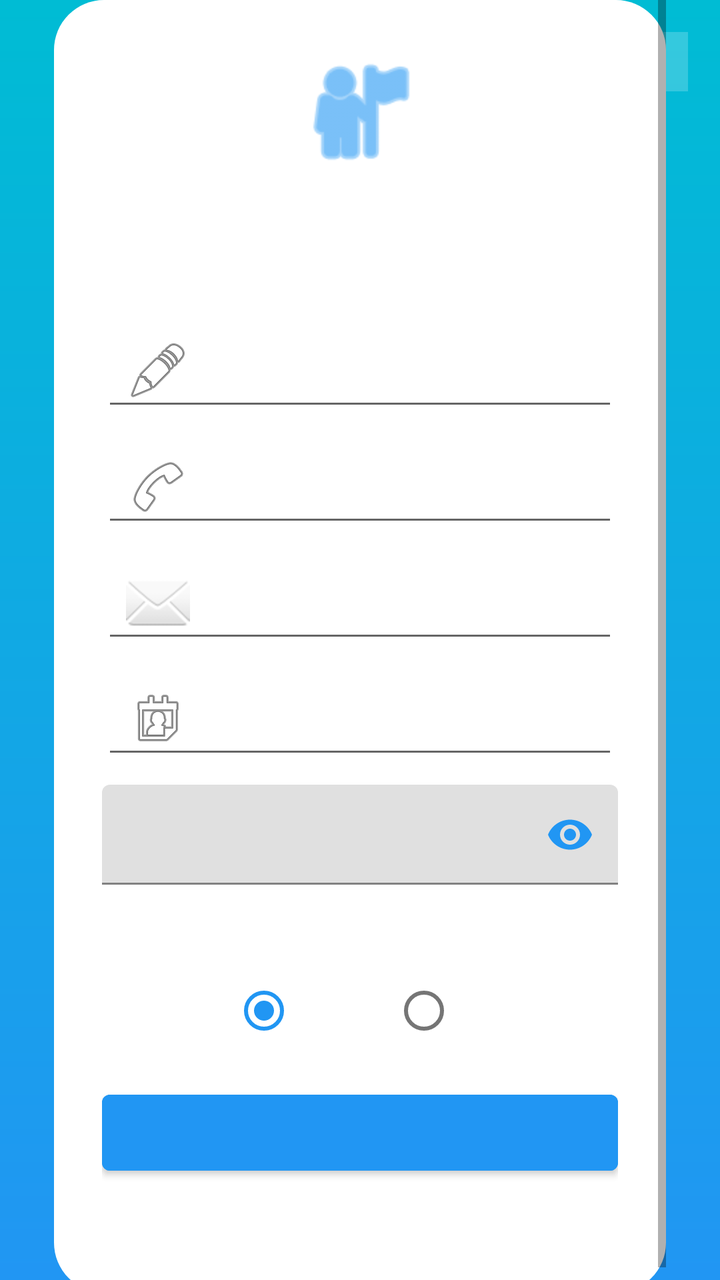
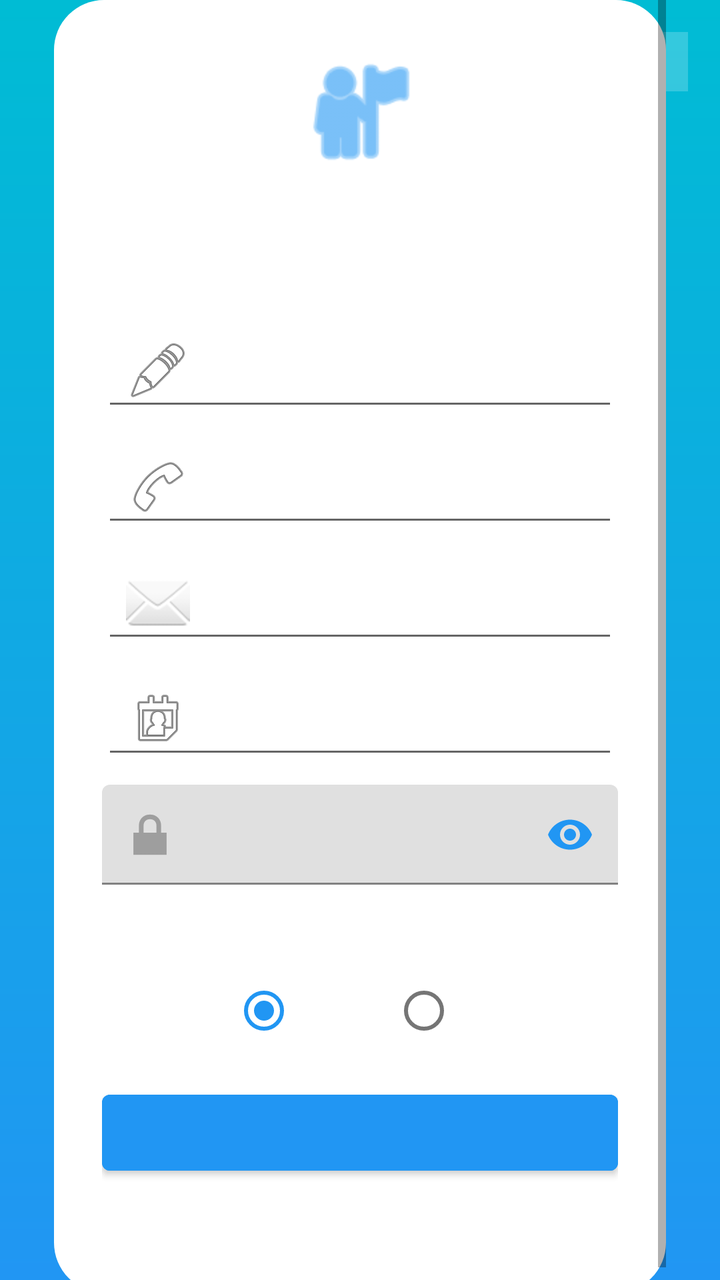

Compare the two renders of this Android layout. The source of the first and the diff that turns it into the second are given below.
<!-- AndroidManifest.xml: application theme Theme.TownCrierBD -->
<!-- res/layout/activity_signup.xml -->
<?xml version="1.0" encoding="utf-8"?>
<androidx.constraintlayout.widget.ConstraintLayout
    xmlns:android="http://schemas.android.com/apk/res/android"
    xmlns:app="http://schemas.android.com/apk/res-auto"
    android:layout_width="match_parent"
    android:layout_height="match_parent"
    android:background="@drawable/bg_gradient">

    
    <TextView
        android:id="@+id/tvLangToggle"
        android:layout_width="wrap_content"
        android:layout_height="wrap_content"
        android:textColor="#FFFFFF"
        android:textSize="13sp"
        android:textStyle="bold"
        android:background="#33FFFFFF"
        android:paddingStart="12dp"
        android:paddingEnd="12dp"
        android:paddingTop="6dp"
        android:paddingBottom="6dp"
        android:clickable="true"
        android:focusable="true"
        app:layout_constraintTop_toTopOf="parent"
        app:layout_constraintEnd_toEndOf="parent"
        android:layout_marginTop="16dp"
        android:layout_marginEnd="16dp"/>

    <ScrollView
        android:id="@+id/mainScroll"
        android:layout_width="0dp"
        android:layout_height="wrap_content"
        app:layout_constraintWidth_percent="0.85"
        app:layout_constraintTop_toTopOf="parent"
        app:layout_constraintBottom_toBottomOf="parent"
        app:layout_constraintStart_toStartOf="parent"
        app:layout_constraintEnd_toEndOf="parent">

        <LinearLayout
            android:layout_width="match_parent"
            android:layout_height="wrap_content"
            android:orientation="vertical"
            android:gravity="center"
            android:background="@drawable/bg_card"
            android:padding="24dp">

            <ImageView
                android:layout_width="64dp"
                android:layout_height="64dp"
                android:src="@android:drawable/ic_menu_myplaces"
                app:tint="@color/blue_start"
                android:contentDescription="@string/app_name" />

            
            <TextView
                android:id="@+id/tvAppName"
                android:layout_width="wrap_content"
                android:layout_height="wrap_content"
                android:textColor="@color/blue_start"
                android:textStyle="bold"
                android:textSize="22sp"
                android:layout_marginTop="8dp" />

            
            <TextView
                android:id="@+id/tvSubtitle"
                android:layout_width="wrap_content"
                android:layout_height="wrap_content"
                android:textColor="@color/hint_gray"
                android:layout_marginBottom="16dp" />

            

            <EditText
                android:id="@+id/etName"
                android:layout_width="match_parent"
                android:layout_height="50dp"
                android:drawableStart="@android:drawable/ic_menu_edit"
                android:inputType="textPersonName"
                android:padding="12dp"/>

            <EditText
                android:id="@+id/etPhone"
                android:layout_width="match_parent"
                android:layout_height="50dp"
                android:drawableStart="@android:drawable/ic_menu_call"
                android:inputType="phone"
                android:padding="12dp"
                android:layout_marginTop="8dp"/>

            <EditText
                android:id="@+id/etEmail"
                android:layout_width="match_parent"
                android:layout_height="50dp"
                android:drawableStart="@android:drawable/ic_dialog_email"
                android:inputType="textEmailAddress"
                android:padding="12dp"
                android:layout_marginTop="8dp"/>

            <EditText
                android:id="@+id/etDob"
                android:layout_width="match_parent"
                android:layout_height="50dp"
                android:drawableStart="@android:drawable/ic_menu_my_calendar"
                android:focusable="false"
                android:clickable="true"
                android:padding="12dp"
                android:layout_marginTop="8dp" />

            
            <com.google.android.material.textfield.TextInputLayout
                android:id="@+id/tilPassword"
                android:layout_width="match_parent"
                android:layout_height="wrap_content"
                app:endIconMode="password_toggle"
                app:endIconTint="@color/blue_start"
                android:layout_marginTop="8dp">

                <com.google.android.material.textfield.TextInputEditText
                    android:id="@+id/etPassword"
                    android:layout_width="match_parent"
                    android:layout_height="50dp"
                    android:inputType="textPassword"
                    android:padding="12dp"/>
            </com.google.android.material.textfield.TextInputLayout>

            
            <TextView
                android:id="@+id/tvIAm"
                android:layout_width="wrap_content"
                android:layout_height="wrap_content"
                android:textColor="@color/text_primary"
                android:layout_marginTop="16dp"/>

            <RadioGroup
                android:id="@+id/rgRole"
                android:layout_width="wrap_content"
                android:layout_height="wrap_content"
                android:orientation="horizontal"
                android:gravity="center"
                android:layout_marginTop="4dp">

                
                <RadioButton
                    android:id="@+id/rbGeneral"
                    android:layout_width="wrap_content"
                    android:layout_height="wrap_content"
                    android:checked="true"/>

                
                <RadioButton
                    android:id="@+id/rbAnnouncer"
                    android:layout_width="wrap_content"
                    android:layout_height="wrap_content"
                    android:layout_marginStart="32dp"/>
            </RadioGroup>

            
            <Button
                android:id="@+id/btnSignup"
                android:layout_width="match_parent"
                android:layout_height="50dp"
                android:textColor="@color/white"
                android:backgroundTint="@color/blue_start"
                android:layout_marginTop="12dp"/>

            
            <TextView
                android:id="@+id/tvGotoLogin"
                android:layout_width="wrap_content"
                android:layout_height="wrap_content"
                android:textColor="@color/hint_gray"
                android:layout_marginTop="12dp"/>
        </LinearLayout>
    </ScrollView>
</androidx.constraintlayout.widget.ConstraintLayout>
<!-- resources referenced by this layout -->
<resources>
  <color name="blue_start">#2196F3</color>
  <color name="hint_gray">#9E9E9E</color>
  <color name="text_primary">#0D47A1</color>
  <color name="white">#FFFFFF</color>
  <!-- drawable bg_card (drawable) -->
  <shape xmlns:android="http://schemas.android.com/apk/res/android">
      <solid android:color="@color/white"/>
      <corners android:radius="25dp"/>
      <padding
          android:left="20dp"
          android:top="20dp"
          android:right="20dp"
          android:bottom="20dp"/>
  </shape>
  <!-- drawable bg_gradient (drawable) -->
  <shape xmlns:android="http://schemas.android.com/apk/res/android" android:shape="rectangle">
      <gradient
          android:startColor="@color/blue_start"
          android:endColor="@color/blue_end"
          android:angle="90"/>
  </shape>
  <string name="app_name">TownCrierBD</string>
  <style name="Theme.TownCrierBD" parent="Theme.MaterialComponents.Light.NoActionBar">
  
          <item name="colorPrimary">@color/blue_end</item>
          <item name="colorPrimaryVariant">@color/blue_start</item>
          <item name="colorOnPrimary">@color/white</item>
  
          <item name="colorSecondary">@color/blue_start</item>
          <item name="colorSecondaryVariant">@color/blue_end</item>
          <item name="colorOnSecondary">@color/white</item>
  
          <item name="android:forceDarkAllowed" tools:targetApi="q">false</item>
  
          <item name="android:statusBarColor">@color/blue_start</item>
          <item name="android:navigationBarColor">@color/blue_start</item>
  
          <item name="spinnerStyle">@style/TownCrierBD.SpinnerStyle</item>
      </style>
  <color name="blue_end">#00BCD4</color>
  <style name="TownCrierBD.SpinnerStyle" parent="Widget.AppCompat.Spinner">
      <item name="android:popupBackground">@drawable/bg_spinner_popup_white</item>
          <item name="popupTheme">@style/TownCrierBD.PopupTheme</item>
      </style>
  <!-- drawable bg_spinner_popup_white (drawable) -->
  <?xml version="1.0" encoding="utf-8"?>
  <shape xmlns:android="http://schemas.android.com/apk/res/android">
      <solid android:color="#FFFFFF"/>
      <corners android:radius="16dp"/>
      <padding
          android:left="8dp"
          android:top="8dp"
          android:right="8dp"
          android:bottom="8dp"/>
  </shape>
  <style name="TownCrierBD.PopupTheme" parent="ThemeOverlay.MaterialComponents.Light">
          <item name="android:popupBackground">@drawable/bg_spinner_popup_white</item>
      </style>
</resources>

<!-- the commit's change to res/layout/activity_signup.xml (unified diff, before → after) -->
@@ -76,6 +76,7 @@
                 android:layout_width="match_parent"
                 android:layout_height="50dp"
                 android:drawableStart="@android:drawable/ic_menu_edit"
+                android:drawablePadding="8dp"
                 android:inputType="textPersonName"
                 android:padding="12dp"/>
 
@@ -84,6 +85,7 @@
                 android:layout_width="match_parent"
                 android:layout_height="50dp"
                 android:drawableStart="@android:drawable/ic_menu_call"
+                android:drawablePadding="8dp"
                 android:inputType="phone"
                 android:padding="12dp"
                 android:layout_marginTop="8dp"/>
@@ -93,6 +95,7 @@
                 android:layout_width="match_parent"
                 android:layout_height="50dp"
                 android:drawableStart="@android:drawable/ic_dialog_email"
+                android:drawablePadding="8dp"
                 android:inputType="textEmailAddress"
                 android:padding="12dp"
                 android:layout_marginTop="8dp"/>
@@ -102,6 +105,7 @@
                 android:layout_width="match_parent"
                 android:layout_height="50dp"
                 android:drawableStart="@android:drawable/ic_menu_my_calendar"
+                android:drawablePadding="8dp"
                 android:focusable="false"
                 android:clickable="true"
                 android:padding="12dp"
@@ -114,6 +118,8 @@
                 android:layout_height="wrap_content"
                 app:endIconMode="password_toggle"
                 app:endIconTint="@color/blue_start"
+                app:startIconDrawable="@android:drawable/ic_lock_lock"
+                app:startIconTint="@color/hint_gray"
                 android:layout_marginTop="8dp">
 
                 <com.google.android.material.textfield.TextInputEditText
@@ -140,14 +146,12 @@
                 android:gravity="center"
                 android:layout_marginTop="4dp">
 
-                
                 <RadioButton
                     android:id="@+id/rbGeneral"
                     android:layout_width="wrap_content"
                     android:layout_height="wrap_content"
                     android:checked="true"/>
 
-                
                 <RadioButton
                     android:id="@+id/rbAnnouncer"
                     android:layout_width="wrap_content"
